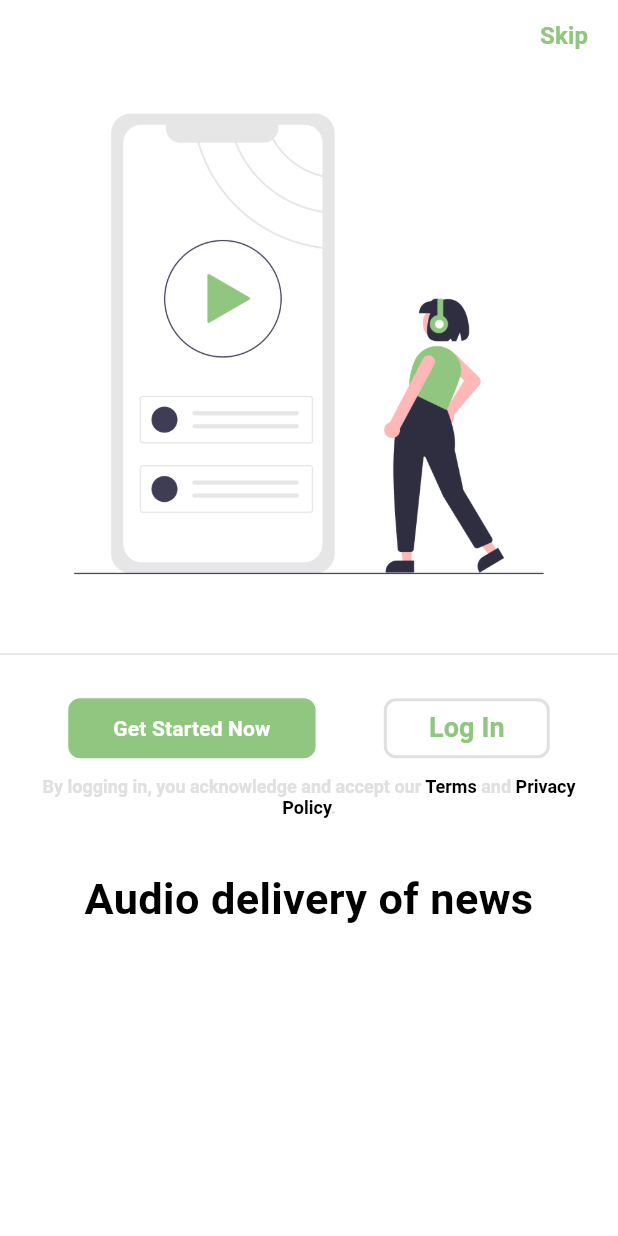
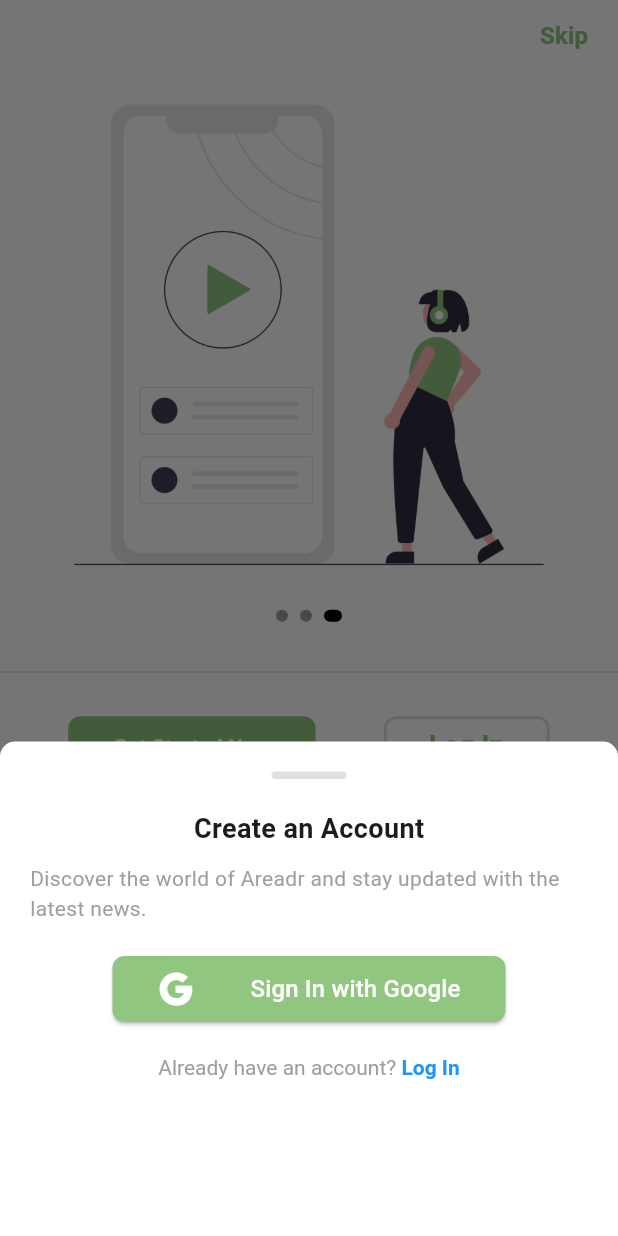
Before and after one commit to Aadarsh524/areadr, a Flutter app: the screen it shows after launch, after a tap on "Get Started Now", on a phone screen of 412 x 824 dp. Run offline on Flutter 3.47's test engine with Material 3 defaults, Android fonts, the phone set to English and light mode, and no system bars; drawn by our look-alikes of carousel_slider; our stand-ins replace bloc, equatable, firebase_auth, firebase_core, flutter_bloc, get_it and 2 more; accounts and stored records are empty.

Commit message:
google provider UI

```diff
--- a/lib/layers/presentation/home_screen.dart
+++ b/lib/layers/presentation/home_screen.dart
@@ -21,3 +21,17 @@ class HomeScreen extends StatelessWidget {
     );
   }
 }
+
+class name extends StatefulWidget {
+  const name({super.key});
+
+  @override
+  State<name> createState() => _nameState();
+}
+
+class _nameState extends State<name> {
+  @override
+  Widget build(BuildContext context) {
+    return Container();
+  }
+}
--- a/lib/layers/presentation/login_screen.dart
+++ b/lib/layers/presentation/login_screen.dart
@@ -2,9 +2,31 @@ import 'package:areadr/cores/constants/colors.dart';
 import 'package:carousel_slider/carousel_slider.dart';
 import 'package:flutter/gestures.dart';
 import 'package:flutter/material.dart';
+import 'package:shared_preferences/shared_preferences.dart';
 
-class LoginScreen extends StatelessWidget {
+class LoginScreen extends StatefulWidget {
   const LoginScreen({super.key});
+
+  @override
+  State<LoginScreen> createState() => _LoginScreenState();
+}
+
+class _LoginScreenState extends State<LoginScreen> {
+  int currentIndex = 0;
+
+  Future<void> _saveNewLoginStatus(bool isNewLogin) async {
+    final prefs = await SharedPreferences.getInstance();
+    await prefs.setBool('newLogin', isNewLogin);
+    showModalBottomSheet(
+      context: context,
+      isScrollControlled: true,
+      backgroundColor: Colors.transparent, // Transparent for rounded corners
+      builder: (context) => FractionallySizedBox(
+        heightFactor: 0.40, // Half the screen height
+        child: GoogleSignInScreen(isNewLogin: isNewLogin),
+      ),
+    );
+  }
 
   @override
   Widget build(BuildContext context) {
@@ -44,6 +66,11 @@ class LoginScreen extends StatelessWidget {
                       buildCarouselImage("assets/images/third.png"),
                     ],
                     options: CarouselOptions(
+                      onPageChanged: (index, reason) {
+                        setState(() {
+                          currentIndex = index;
+                        });
+                      },
                       autoPlay: true,
                       height: double.infinity,
                       viewportFraction: 1.0,
@@ -56,6 +83,11 @@ class LoginScreen extends StatelessWidget {
                           const Duration(seconds: 3), // Auto play interval
                     ),
                   ),
+                ),
+                Padding(
+                  padding: const EdgeInsets.symmetric(vertical: 8.0),
+                  child:
+                      DotsIndicator(currentIndex: currentIndex, totalDots: 3),
                 ),
 
                 // Horizontal Silver Line Separator
@@ -75,7 +107,9 @@ class LoginScreen extends StatelessWidget {
                         mainAxisAlignment: MainAxisAlignment.spaceEvenly,
                         children: [
                           TextButton(
-                            onPressed: () {},
+                            onPressed: () {
+                              _saveNewLoginStatus(true);
+                            },
                             style: TextButton.styleFrom(
                               padding: const EdgeInsets.symmetric(
                                   horizontal: 30.0), // Adjust padding as needed
@@ -95,7 +129,9 @@ class LoginScreen extends StatelessWidget {
                             ),
                           ),
                           OutlinedButton(
-                            onPressed: () {},
+                            onPressed: () {
+                              _saveNewLoginStatus(false);
+                            },
                             style: OutlinedButton.styleFrom(
                               side: const BorderSide(
                                   color: AppColors.secondary,
@@ -200,6 +236,7 @@ class LoginScreen extends StatelessWidget {
       ),
     );
   }
+}
 
 Widget buildCarouselImage(String imagePath) {
   return Container(
@@ -213,4 +250,139 @@ class LoginScreen extends StatelessWidget {
     ),
   );
 }
+
+class DotsIndicator extends StatelessWidget {
+  final int currentIndex;
+  final int totalDots;
+
+  const DotsIndicator({
+    super.key,
+    required this.currentIndex,
+    required this.totalDots,
+  });
+
+  @override
+  Widget build(BuildContext context) {
+    return Row(
+      mainAxisAlignment: MainAxisAlignment.center,
+      children: List.generate(
+        totalDots,
+        (index) => AnimatedContainer(
+          duration: const Duration(milliseconds: 300),
+          margin: const EdgeInsets.symmetric(horizontal: 4.0),
+          height: 8,
+          width: index == currentIndex ? 12 : 8,
+          decoration: BoxDecoration(
+            color: index == currentIndex ? Colors.black : Colors.grey,
+            borderRadius: BorderRadius.circular(4),
+          ),
+        ),
+      ),
+    );
   }
+}
+
+class GoogleSignInScreen extends StatelessWidget {
+  final bool isNewLogin;
+
+  const GoogleSignInScreen({super.key, required this.isNewLogin});
+
+  @override
+  Widget build(BuildContext context) {
+    return Container(
+      decoration: const BoxDecoration(
+        color: Colors.white,
+        borderRadius: BorderRadius.only(
+          topLeft: Radius.circular(10.0),
+          topRight: Radius.circular(10.0),
+        ),
+      ),
+      padding: const EdgeInsets.all(20.0),
+      child: Column(
+        mainAxisSize: MainAxisSize.min,
+        children: [
+          // Drag indicator
+          Container(
+            width: 50,
+            height: 5,
+            margin: const EdgeInsets.only(bottom: 20),
+            decoration: BoxDecoration(
+              color: AppColors.secondary,
+              borderRadius: BorderRadius.circular(10),
+            ),
+          ),
+          // Title
+          Text(
+            isNewLogin ? "Create an Account" : "Welcome Back",
+            textAlign: TextAlign.left,
+            style: const TextStyle(
+              fontSize: 18,
+              fontWeight: FontWeight.bold,
+            ),
+          ),
+          const SizedBox(height: 10),
+          // Subtitle
+          const Text(
+            "Discover the world of Areadr and stay updated with the latest news.",
+            textAlign: TextAlign.left,
+            style: TextStyle(fontSize: 14, color: Colors.grey),
+          ),
+          const SizedBox(height: 20),
+
+          ElevatedButton.icon(
+            onPressed: () {
+              // Add Google Sign-In logic here
+            },
+            icon: Image.asset(
+              'assets/images/google.png',
+              height: 24,
+              width: 24,
+            ),
+            label: const Padding(
+              padding: EdgeInsets.only(
+                  left: 30), // Adds padding to the left of the text
+              child: Text(
+                "Sign In with Google",
+                style: TextStyle(fontSize: 16, color: Colors.white),
+              ),
+            ),
+            style: ElevatedButton.styleFrom(
+              foregroundColor: AppColors.white,
+              padding: const EdgeInsets.symmetric(vertical: 10, horizontal: 30),
+              backgroundColor: AppColors.primary, // Background color
+              shape: RoundedRectangleBorder(
+                borderRadius: BorderRadius.circular(8.0), // Rounded corners
+              ),
+            ),
+          ),
+
+          const SizedBox(height: 20),
+          // Footer text with navigation
+          RichText(
+            text: TextSpan(
+              style: const TextStyle(fontSize: 14, color: Colors.grey),
+              children: [
+                TextSpan(
+                  text: isNewLogin
+                      ? "Already have an account? "
+                      : "Don't have an account? ",
+                ),
+                TextSpan(
+                  text: isNewLogin ? "Log In" : "Create",
+                  style: const TextStyle(
+                    color: Colors.blue,
+                    fontWeight: FontWeight.bold,
+                  ),
+                  recognizer: TapGestureRecognizer()
+                    ..onTap = () {
+                      // Navigate to the respective screen
+                    },
+                ),
+              ],
+            ),
+          ),
+        ],
+      ),
+    );
+  }
+}
```
Also changed, not shown: assets/images/google.png (added), 1 other file. Lines whose indentation alone changed are shown as unchanged.
